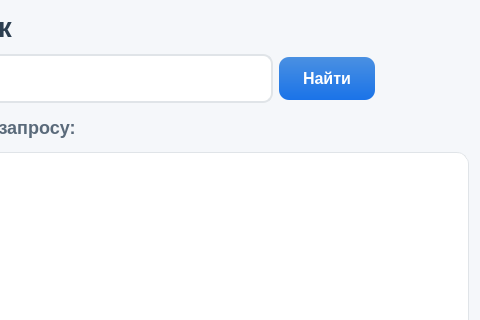
VANT00Z/Game-Helper, file templates/search.ui: the form before one commit; both pictures show x 541 to 1021 and y 0 to 320 of the 1021 by 684 pixel window.
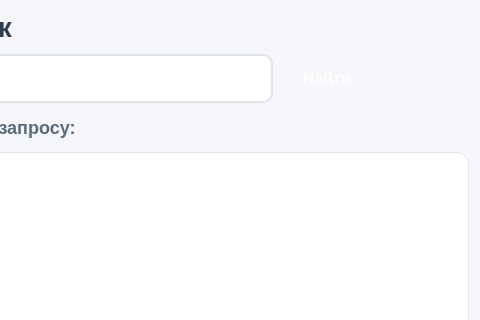
The form after the commit.

Patch:
```diff
--- a/templates/search.ui
+++ b/templates/search.ui
@@ -116,21 +116,24 @@
        </property>
        <property name="styleSheet">
         <string notr="true">
-         QPushButton {
-             background: qlineargradient(x1:0, y1:0, x2:0, y2:1, stop:0 #4a90e2, stop:1 #1a73e8);
-             color: white;
-             font-size: 16px;
-             font-weight: 600;
-             padding: 12px 24px;
-             border-radius: 10px;
-             border: none;
-         }
-         QPushButton:hover {
-             background: qlineargradient(x1:0, y1:0, x2:0, y2:1, stop:0 #5a9ff2, stop:1 #2a83f8);
-         }
-         QPushButton:pressed {
-             background: qlineargradient(x1:0, y1:0, x2:0, y2:1, stop:0 #3a80d2, stop:1 #0a63d8);
-         }
+                                    QPushButton {
+                                    background: qlineargradient(x1:0, y1:0, x2:0, y2:1, stop:0
+                                    #4a90e2, stop:1 #1a73e8);
+                                    color: white;
+                                    font-size: 16px;
+                                    font-weight: 600;
+                                    padding: 12px 24px;
+                                    border-radius: 10px;
+                                    border: none;
+                                    }
+                                    QPushButton:hover {
+                                    background: qlineargradient(x1:0, y1:0, x2:0, y2:1, stop:0
+                                    #5a9ff2, stop:1 #2a83f8);
+                                    }
+                                    QPushButton:pressed {
+                                    background: qlineargradient(x1:0, y1:0, x2:0, y2:1, stop:0
+                                    #3a80d2, stop:1 #0a63d8);
+                                    }
         </string>
        </property>
        <property name="text">
```
Left out of the diff: 53 changed lines with no effect on the pictures. Lines whose indentation alone changed are shown as unchanged.
